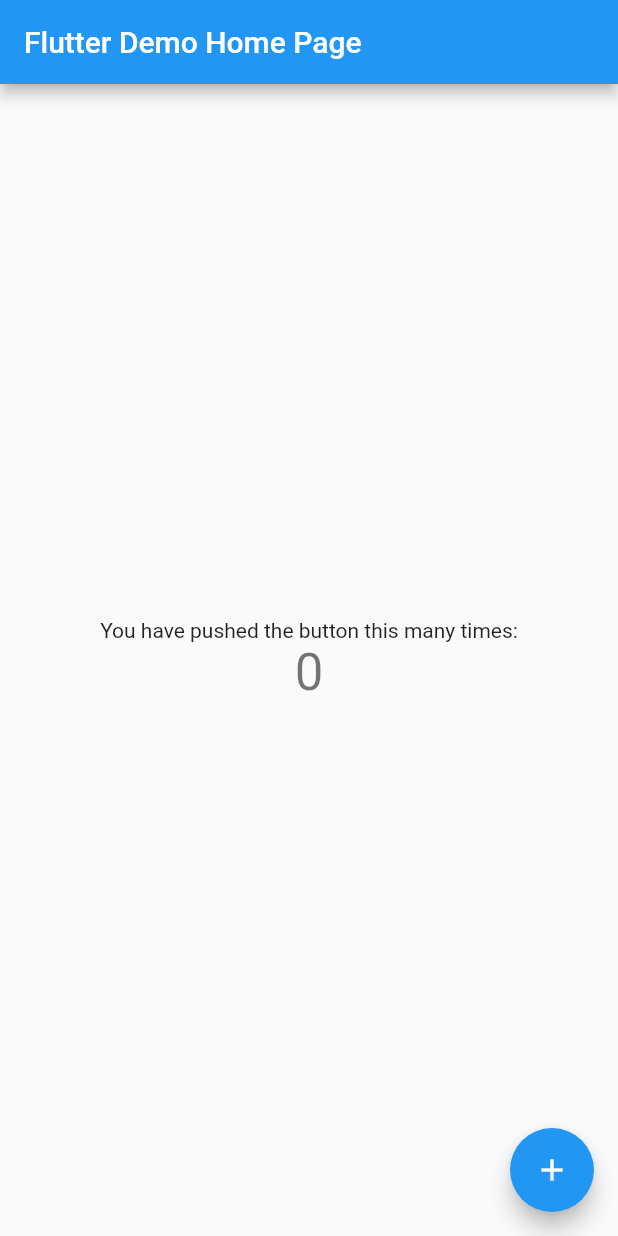
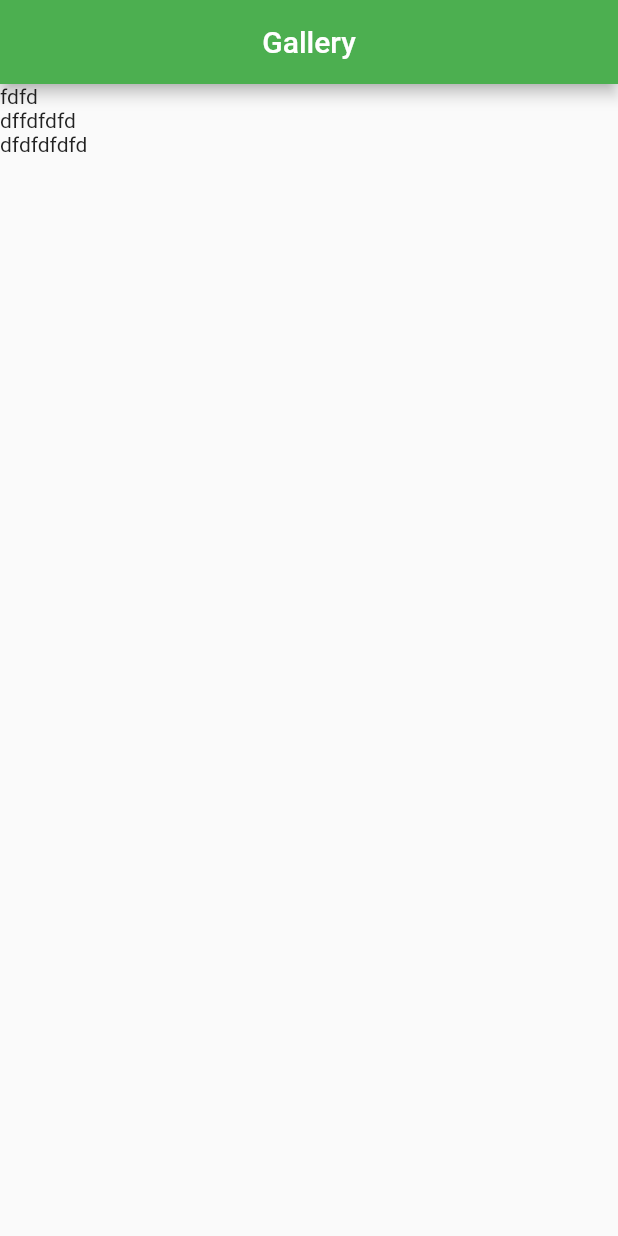
Before and after one commit to Vlad-Kostyuk/Gallery, a Flutter app: the screen it shows after launch, on a phone screen of 412 x 824 dp. Run offline on Flutter 3.47's test engine with Material 2 defaults, Android fonts, the phone set to English and light mode, and no system bars.

Commit message:
add list

```diff
--- /dev/null
+++ b/lib/homeScrean.dart
@@ -0,0 +1,41 @@
+import 'package:flutter/material.dart';
+
+class HomeScreen extends StatefulWidget {
+  HomeScreen({Key key, this.child}) : super(key: key);
+  final Widget child;
+
+  @override
+  _HomeScreen createState() => _HomeScreen();
+}
+
+class _HomeScreen extends State<HomeScreen> {
+
+  List<String> litems = ["fdfd", "dffdfdfd", "dfdfdfdfd"];
+
+  @override
+  void initState() {
+    super.initState();
+  }
+
+  @override
+  Widget build(BuildContext context) {
+    return MaterialApp(
+        debugShowCheckedModeBanner: false,
+        home: Scaffold(
+          appBar: AppBar(
+            title: Text("Gallery"),
+            centerTitle: true,
+            backgroundColor: Colors.green,
+          ),
+
+          body: ListView.builder(
+            itemCount: litems.length,
+            itemBuilder: (BuildContext bc, int index) {
+             return new Text(litems[index]);
+            }
+          ),
+
+        ),
+    );
+  }
+}
--- a/lib/main.dart
+++ b/lib/main.dart
@@ -1,117 +1,6 @@
 import 'package:flutter/material.dart';
+import 'package:gallery/homeScrean.dart';
 
 void main() {
-  runApp(MyApp());
+  runApp(HomeScreen(child: HomeScreen()));
 }
-
-class MyApp extends StatelessWidget {
-  // This widget is the root of your application.
-  @override
-  Widget build(BuildContext context) {
-    return MaterialApp(
-      title: 'Flutter Demo',
-      theme: ThemeData(
-        // This is the theme of your application.
-        //
-        // Try running your application with "flutter run". You'll see the
-        // application has a blue toolbar. Then, without quitting the app, try
-        // changing the primarySwatch below to Colors.green and then invoke
-        // "hot reload" (press "r" in the console where you ran "flutter run",
-        // or simply save your changes to "hot reload" in a Flutter IDE).
-        // Notice that the counter didn't reset back to zero; the application
-        // is not restarted.
-        primarySwatch: Colors.blue,
-        // This makes the visual density adapt to the platform that you run
-        // the app on. For desktop platforms, the controls will be smaller and
-        // closer together (more dense) than on mobile platforms.
-        visualDensity: VisualDensity.adaptivePlatformDensity,
-      ),
-      home: MyHomePage(title: 'Flutter Demo Home Page'),
-    );
-  }
-}
-
-class MyHomePage extends StatefulWidget {
-  MyHomePage({Key key, this.title}) : super(key: key);
-
-  // This widget is the home page of your application. It is stateful, meaning
-  // that it has a State object (defined below) that contains fields that affect
-  // how it looks.
-
-  // This class is the configuration for the state. It holds the values (in this
-  // case the title) provided by the parent (in this case the App widget) and
-  // used by the build method of the State. Fields in a Widget subclass are
-  // always marked "final".
-
-  final String title;
-
-  @override
-  _MyHomePageState createState() => _MyHomePageState();
-}
-
-class _MyHomePageState extends State<MyHomePage> {
-  int _counter = 0;
-
-  void _incrementCounter() {
-    setState(() {
-      // This call to setState tells the Flutter framework that something has
-      // changed in this State, which causes it to rerun the build method below
-      // so that the display can reflect the updated values. If we changed
-      // _counter without calling setState(), then the build method would not be
-      // called again, and so nothing would appear to happen.
-      _counter++;
-    });
-  }
-
-  @override
-  Widget build(BuildContext context) {
-    // This method is rerun every time setState is called, for instance as done
-    // by the _incrementCounter method above.
-    //
-    // The Flutter framework has been optimized to make rerunning build methods
-    // fast, so that you can just rebuild anything that needs updating rather
-    // than having to individually change instances of widgets.
-    return Scaffold(
-      appBar: AppBar(
-        // Here we take the value from the MyHomePage object that was created by
-        // the App.build method, and use it to set our appbar title.
-        title: Text(widget.title),
-      ),
-      body: Center(
-        // Center is a layout widget. It takes a single child and positions it
-        // in the middle of the parent.
-        child: Column(
-          // Column is also a layout widget. It takes a list of children and
-          // arranges them vertically. By default, it sizes itself to fit its
-          // children horizontally, and tries to be as tall as its parent.
-          //
-          // Invoke "debug painting" (press "p" in the console, choose the
-          // "Toggle Debug Paint" action from the Flutter Inspector in Android
-          // Studio, or the "Toggle Debug Paint" command in Visual Studio Code)
-          // to see the wireframe for each widget.
-          //
-          // Column has various properties to control how it sizes itself and
-          // how it positions its children. Here we use mainAxisAlignment to
-          // center the children vertically; the main axis here is the vertical
-          // axis because Columns are vertical (the cross axis would be
-          // horizontal).
-          mainAxisAlignment: MainAxisAlignment.center,
-          children: <Widget>[
-            Text(
-              'You have pushed the button this many times:',
-            ),
-            Text(
-              '$_counter',
-              style: Theme.of(context).textTheme.headline4,
-            ),
-          ],
-        ),
-      ),
-      floatingActionButton: FloatingActionButton(
-        onPressed: _incrementCounter,
-        tooltip: 'Increment',
-        child: Icon(Icons.add),
-      ), // This trailing comma makes auto-formatting nicer for build methods.
-    );
-  }
-}
```
Also changed, not shown: 1 other file.
